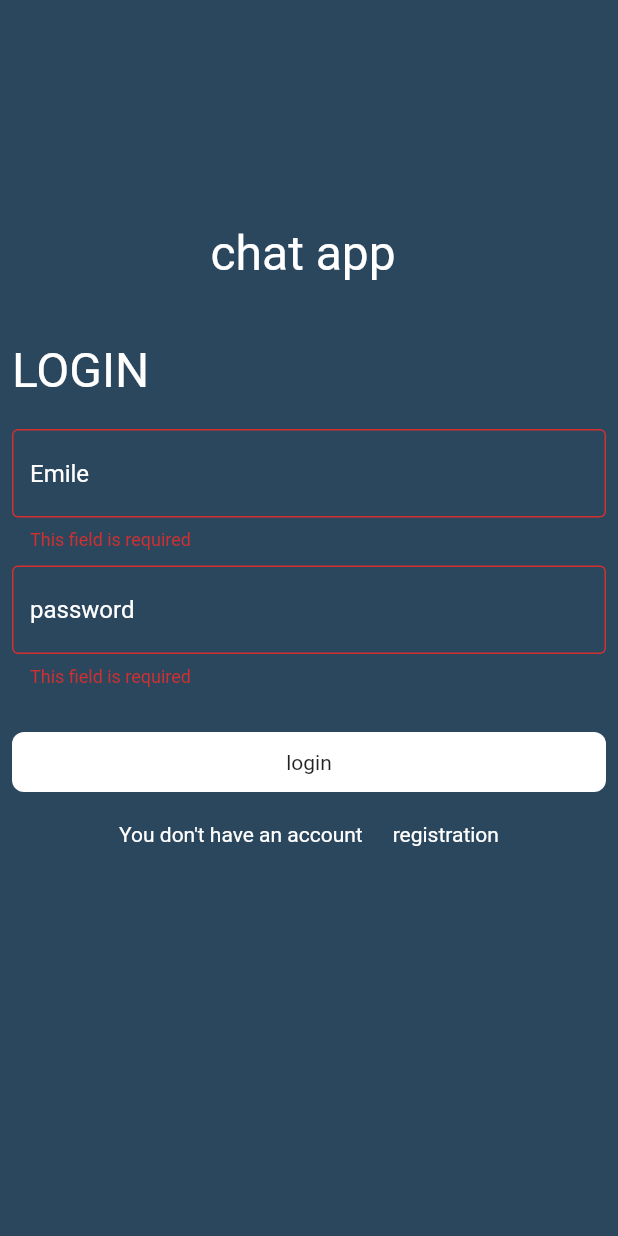
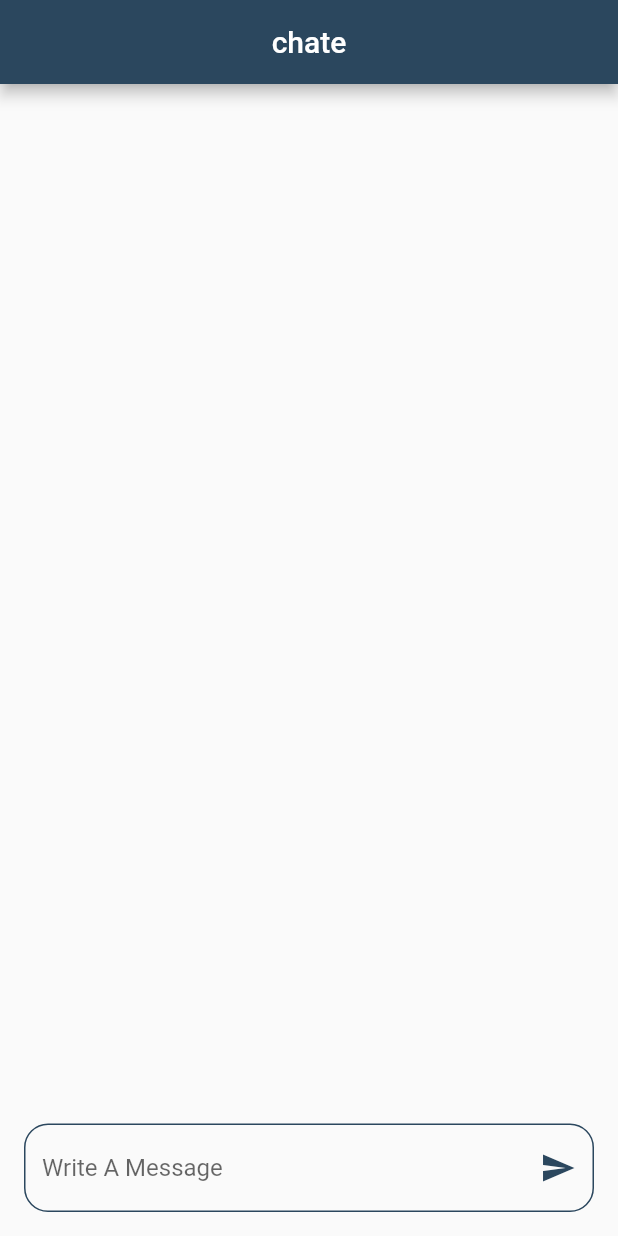
Before and after one commit to Moawiah999/flutter_chatapp_firebase, a Flutter app: the screen it shows after launch, after a tap on "login", on a phone screen of 412 x 824 dp. Run offline on Flutter 3.47's test engine with Material 2 defaults, Android fonts, the phone set to English and light mode, and no system bars; our stand-ins replace cloud_firestore, firebase_auth, firebase_core, modal_progress_hud_nsn; accounts and stored records are empty; network calls fail.

Commit message:
last updated

```diff
--- a/lib/constant/constant.dart
+++ b/lib/constant/constant.dart
@@ -1,3 +1,6 @@
 import 'package:flutter/material.dart';
 
 const KPrimaryColor = Color(0xff2B475E);
+const KMessagescollection = "messages";
+const Kmessage = "message";
+const kCreatedAt = "createdAt";
--- a/lib/main.dart
+++ b/lib/main.dart
@@ -1,5 +1,6 @@
 import 'package:flutter/material.dart';
 import 'package:mychatapp/firebase_options.dart';
+import 'package:mychatapp/screen/chatscreen.dart';
 import 'package:mychatapp/screen/login_screen.dart';
 import 'package:mychatapp/screen/registration_screen.dart';
 import 'package:firebase_core/firebase_core.dart';
@@ -8,10 +9,14 @@ Future<void> main() async {
   WidgetsFlutterBinding.ensureInitialized();
   await Firebase.initializeApp(options: DefaultFirebaseOptions.currentPlatform);
   runApp(
-    MaterialApp(routes: {
-      "Login Screen": (context) => Login_Screen(),
-      Registration_Screen.id: (context) => Registration_Screen(),
-    }, initialRoute: "Login Screen"),
+    MaterialApp(
+      routes: {
+        "Login Screen": (context) => Login_Screen(),
+        Registration_Screen.id: (context) => Registration_Screen(),
+        ChatScreen.id: (context) => ChatScreen()
+      },
+      initialRoute: "Login Screen",
+    ),
   );
 }
 
--- /dev/null
+++ b/lib/models/messages.dart
@@ -0,0 +1,10 @@
+import 'package:mychatapp/constant/constant.dart';
+
+class Message {
+  final String message;
+  String id;
+  Message(this.message, this.id);
+  factory Message.fromJson(jsonData) {
+    return Message(jsonData[Kmessage], jsonData["id"]);
+  }
+}
--- /dev/null
+++ b/lib/screen/chatscreen.dart
@@ -0,0 +1,113 @@
+import 'package:flutter/material.dart';
+import 'package:mychatapp/constant/constant.dart';
+import 'package:cloud_firestore/cloud_firestore.dart';
+import 'package:mychatapp/models/messages.dart';
+import '../widget/chat_buble.dart';
+
+class ChatScreen extends StatefulWidget {
+  ChatScreen({super.key});
+  static String id = "ChateScreen";
+
+  @override
+  State<ChatScreen> createState() => _ChatScreenState();
+}
+
+class _ChatScreenState extends State<ChatScreen> {
+  final _controller = ScrollController();
+  TextEditingController messageController = TextEditingController();
+  CollectionReference messages =
+      FirebaseFirestore.instance.collection(KMessagescollection);
+  @override
+  Widget build(BuildContext context) {
+    var emailarguments = ModalRoute.of(context)!.settings.arguments;
+    return StreamBuilder<QuerySnapshot>(
+      stream: messages.orderBy(kCreatedAt, descending: true).snapshots(),
+      builder: (context, snapshot) {
+        if (snapshot.hasData) {
+          List<Message> messagelist = [];
+          for (int i = 0; i < snapshot.data!.docs.length; i++) {
+            messagelist.add(Message.fromJson(snapshot.data!.docs[i]));
+            // print("@@@@@@@@@@@@@@@@@@@");
+            // print(snapshot.data!.docs[i]["message"]);
+          }
+          return Scaffold(
+            appBar: AppBar(
+              centerTitle: true,
+              title: Text("chate"),
+              automaticallyImplyLeading: false,
+              backgroundColor: KPrimaryColor,
+            ),
+            body: Column(
+              children: [
+                Expanded(
+                  child: ListView.builder(
+                    reverse: true,
+                    controller: _controller,
+                    itemCount: messagelist.length,
+                    itemBuilder: (context, index) {
+                      return messagelist[index].id == emailarguments
+                          ? ChatBuble(
+                              message: messagelist[index],
+                            )
+                          : ChatBubleforfriend(message: messagelist[index]);
+                    },
+                  ),
+                ),
+                Padding(
+                  padding: const EdgeInsets.all(16.0),
+                  child: TextField(
+                    controller: messageController,
+                    onSubmitted: (data) {
+                      messages.add({
+                        "message": messageController.text,
+                        kCreatedAt: DateTime.now(),
+                        "id": emailarguments
+                      });
+                      messageController.clear();
+                      _controller.animateTo(
+                          // _controller.position.maxScrollExtent,
+                          0,
+                          duration: Duration(seconds: 1),
+                          curve: Curves.fastOutSlowIn);
+                    },
+                    decoration: InputDecoration(
+                      border: OutlineInputBorder(
+                        borderRadius: BorderRadius.circular(16),
+                        borderSide: BorderSide(color: KPrimaryColor),
+                      ),
+                      hintText: "Write A Message",
+                      suffixIcon: IconButton(
+                        icon: Icon(Icons.send),
+                        onPressed: () {
+                          messages.add(
+                            {
+                              "message": messageController.text,
+                              kCreatedAt: DateTime.now(),
+                              // "id": emailarguments
+                            },
+                          );
+                          messageController.clear();
+                          _controller.animateTo(
+                              _controller.position.maxScrollExtent,
+                              duration: Duration(seconds: 1),
+                              curve: Curves.fastOutSlowIn);
+                        },
+                        color: KPrimaryColor,
+                      ),
+                      enabledBorder: OutlineInputBorder(
+                        borderRadius: BorderRadius.circular(16),
+                        borderSide: BorderSide(color: KPrimaryColor),
+                      ),
+                    ),
+                  ),
+                )
+              ],
+            ),
+          );
+        } else {
+          return Text("data");
+        }
+      },
+    );
+  }
+}
--- a/lib/screen/login_screen.dart
+++ b/lib/screen/login_screen.dart
@@ -1,5 +1,6 @@
 import 'package:flutter/material.dart';
 import 'package:mychatapp/constant/constant.dart';
+import 'package:mychatapp/screen/chatscreen.dart';
 import 'package:mychatapp/screen/registration_screen.dart';
 import 'package:firebase_auth/firebase_auth.dart';
 import '../widget/custom_boutton.dart';
@@ -9,9 +10,11 @@ import 'package:firebase_core/firebase_core.dart';
 class Login_Screen extends StatelessWidget {
   Login_Screen({super.key});
   static String id = "Registrationscreen";
-  GlobalKey<FormState> myform = GlobalKey();
+  GlobalKey<FormState> Formkey = GlobalKey();
   TextEditingController emailController = TextEditingController();
   TextEditingController passwordController = TextEditingController();
+  FirebaseAuth auth = FirebaseAuth.instance;
+  bool isloding = false;
   @override
   Widget build(BuildContext context) {
     return Scaffold(
@@ -19,7 +22,7 @@ class Login_Screen extends StatelessWidget {
       body: Padding(
         padding: const EdgeInsets.symmetric(horizontal: 8),
         child: Form(
-          key: myform,
+          key: Formkey,
           child: SingleChildScrollView(
             scrollDirection: Axis.vertical,
             child: Column(
@@ -62,17 +65,18 @@ class Login_Screen extends StatelessWidget {
                   height: 30,
                 ),
                 Custom_Boutton(
+                  text: "login",
                   ontap: () async {
-                    if (myform.currentState!.validate()) {
-                      try {
-                        UserCredential myuser = await FirebaseAuth.instance
-                            .signInWithEmailAndPassword(
-                                email: emailController.text,
-                                password: passwordController.text);
-                      } catch (e) {}
+                    try {
+                      loginuser(context, "Login done");
+
+                      Navigator.pushNamed(context, ChatScreen.id,
+                          arguments: emailController);
+                    } catch (e) {
+                      print("@@@@@@@@@@@@@@@@@@");
+                      print(e);
                     }
                   },
-                  text: "login",
                 ),
                 SizedBox(
                   height: 20,
@@ -105,4 +109,23 @@ class Login_Screen extends StatelessWidget {
       ),
     );
   }
+
+  Future<void> loginuser(BuildContext context, String message) async {
+    UserCredential myuser = await FirebaseAuth.instance
+        .signInWithEmailAndPassword(
+            email: emailController.text, password: passwordController.text);
+    ScaffoldMessenger.of(context).showSnackBar(
+      SnackBar(
+        content: Text(message),
+      ),
+    );
+  }
+
+  void showSnackBar(BuildContext context, String message) {
+    ScaffoldMessenger.of(context).showSnackBar(
+      SnackBar(
+        content: Text(message),
+      ),
+    );
+  }
 }
--- a/pubspec.yaml
+++ b/pubspec.yaml
@@ -39,6 +39,7 @@ dependencies:
   firebase_core: ^2.1.1
   firebase_auth: ^4.1.0
   modal_progress_hud_nsn: ^0.3.0
+  cloud_firestore: ^4.1.0
 
 dev_dependencies:
   flutter_test:
```
Also changed, not shown: lib/screen/registration_screen.dart (+10 -0 lines), lib/widget/chat_buble.dart (added, +64 -0 lines), pubspec.lock, 2 other files.
